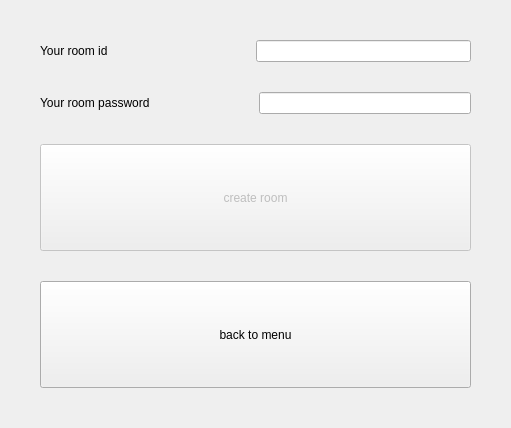
This is HiddenChess/RoomCreationWidget.ui in Nekttuman/HiddenChess as Qt 5 draws it before an edit. The edited form follows.
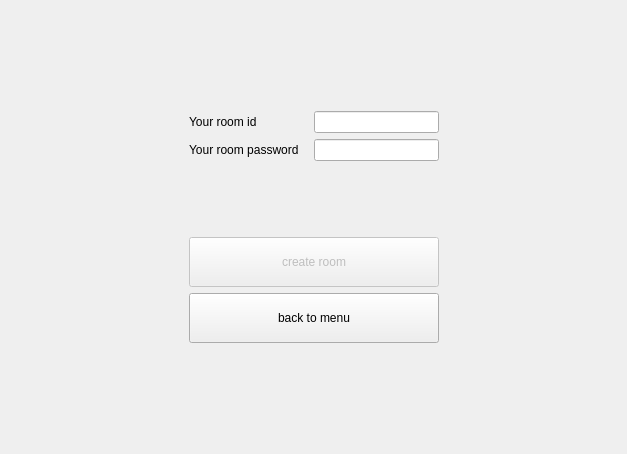
This is the edited form.

Diff of the .ui file:
```diff
--- a/HiddenChess/RoomCreationWidget.ui
+++ b/HiddenChess/RoomCreationWidget.ui
@@ -6,17 +6,17 @@
    <rect>
     <x>0</x>
     <y>0</y>
-    <width>511</width>
-    <height>428</height>
+    <width>627</width>
+    <height>454</height>
    </rect>
   </property>
   <property name="windowTitle">
    <string>RoomCreationWidget</string>
   </property>
-  <layout class="QVBoxLayout" name="verticalLayout">
-   <property name="spacing">
-    <number>30</number>
-   </property>
+  <property name="layoutDirection">
+   <enum>Qt::LeftToRight</enum>
+  </property>
+  <layout class="QGridLayout" name="gridLayout">
    <property name="leftMargin">
     <number>40</number>
    </property>
@@ -29,38 +29,33 @@
    <property name="bottomMargin">
     <number>40</number>
    </property>
-   <item>
-    <layout class="QHBoxLayout" name="horizontalLayout" stretch="1,1">
-     <property name="spacing">
-      <number>0</number>
+   <item row="7" column="1">
+    <spacer name="verticalSpacer">
+     <property name="orientation">
+      <enum>Qt::Vertical</enum>
      </property>
-     <item>
-      <widget class="QLabel" name="label">
-       <property name="text">
-        <string>Your room id</string>
-       </property>
-      </widget>
-     </item>
-     <item>
-      <widget class="QLineEdit" name="roomIdLineEdit"/>
-     </item>
-    </layout>
+     <property name="sizeHint" stdset="0">
+      <size>
+       <width>20</width>
+       <height>40</height>
+      </size>
+     </property>
+    </spacer>
    </item>
-   <item>
-    <layout class="QHBoxLayout" name="horizontalLayout_2" stretch="1,1">
-     <item>
-      <widget class="QLabel" name="label_2">
-       <property name="text">
-        <string>Your room password</string>
-       </property>
-      </widget>
-     </item>
-     <item>
-      <widget class="QLineEdit" name="pswdLineEdit"/>
-     </item>
-    </layout>
+   <item row="5" column="0">
+    <spacer name="horizontalSpacer">
+     <property name="orientation">
+      <enum>Qt::Horizontal</enum>
+     </property>
+     <property name="sizeHint" stdset="0">
+      <size>
+       <width>40</width>
+       <height>20</height>
+      </size>
+     </property>
+    </spacer>
    </item>
-   <item>
+   <item row="5" column="1">
     <widget class="QPushButton" name="createRoomButton">
      <property name="enabled">
       <bool>false</bool>
@@ -71,12 +66,30 @@
        <verstretch>0</verstretch>
       </sizepolicy>
      </property>
+     <property name="minimumSize">
+      <size>
+       <width>250</width>
+       <height>50</height>
+      </size>
+     </property>
+     <property name="maximumSize">
+      <size>
+       <width>430</width>
+       <height>56</height>
+      </size>
+     </property>
+     <property name="baseSize">
+      <size>
+       <width>430</width>
+       <height>65</height>
+      </size>
+     </property>
      <property name="text">
       <string>create room</string>
      </property>
     </widget>
    </item>
-   <item>
+   <item row="6" column="1">
     <widget class="QPushButton" name="backToMenuButton">
      <property name="sizePolicy">
       <sizepolicy hsizetype="Minimum" vsizetype="Minimum">
@@ -84,11 +97,96 @@
        <verstretch>0</verstretch>
       </sizepolicy>
      </property>
+     <property name="minimumSize">
+      <size>
+       <width>250</width>
+       <height>50</height>
+      </size>
+     </property>
+     <property name="maximumSize">
+      <size>
+       <width>430</width>
+       <height>65</height>
+      </size>
+     </property>
      <property name="text">
       <string>back to menu</string>
      </property>
     </widget>
    </item>
+   <item row="5" column="2">
+    <spacer name="horizontalSpacer_2">
+     <property name="orientation">
+      <enum>Qt::Horizontal</enum>
+     </property>
+     <property name="sizeHint" stdset="0">
+      <size>
+       <width>40</width>
+       <height>20</height>
+      </size>
+     </property>
+    </spacer>
+   </item>
+   <item row="2" column="1">
+    <layout class="QHBoxLayout" name="horizontalLayout_2" stretch="1,1">
+     <property name="spacing">
+      <number>0</number>
+     </property>
+     <item>
+      <widget class="QLabel" name="label_2">
+       <property name="text">
+        <string>Your room password</string>
+       </property>
+      </widget>
+     </item>
+     <item>
+      <widget class="QLineEdit" name="pswdLineEdit"/>
+     </item>
+    </layout>
+   </item>
+   <item row="0" column="1">
+    <spacer name="verticalSpacer_2">
+     <property name="orientation">
+      <enum>Qt::Vertical</enum>
+     </property>
+     <property name="sizeHint" stdset="0">
+      <size>
+       <width>20</width>
+       <height>40</height>
+      </size>
+     </property>
+    </spacer>
+   </item>
+   <item row="1" column="1">
+    <layout class="QHBoxLayout" name="horizontalLayout" stretch="1,1">
+     <property name="spacing">
+      <number>0</number>
+     </property>
+     <item>
+      <widget class="QLabel" name="label">
+       <property name="text">
+        <string>Your room id</string>
+       </property>
+      </widget>
+     </item>
+     <item>
+      <widget class="QLineEdit" name="roomIdLineEdit"/>
+     </item>
+    </layout>
+   </item>
+   <item row="4" column="1">
+    <spacer name="verticalSpacer_3">
+     <property name="orientation">
+      <enum>Qt::Vertical</enum>
+     </property>
+     <property name="sizeHint" stdset="0">
+      <size>
+       <width>20</width>
+       <height>40</height>
+      </size>
+     </property>
+    </spacer>
+   </item>
   </layout>
  </widget>
  <layoutdefault spacing="6" margin="11"/>
```
